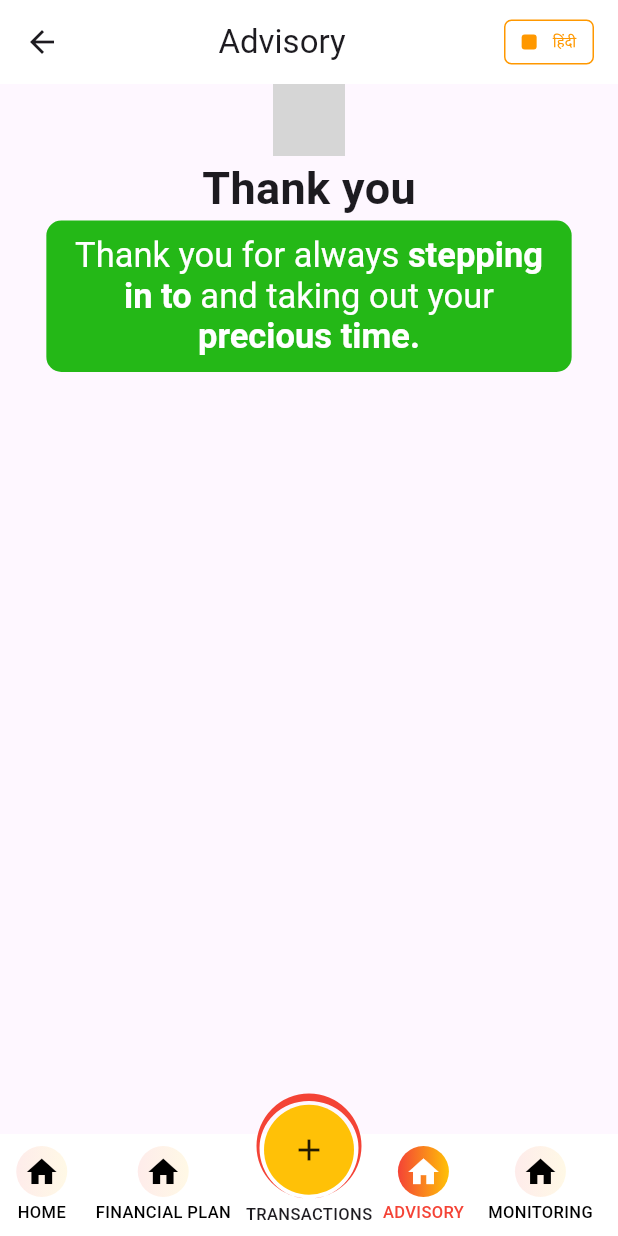
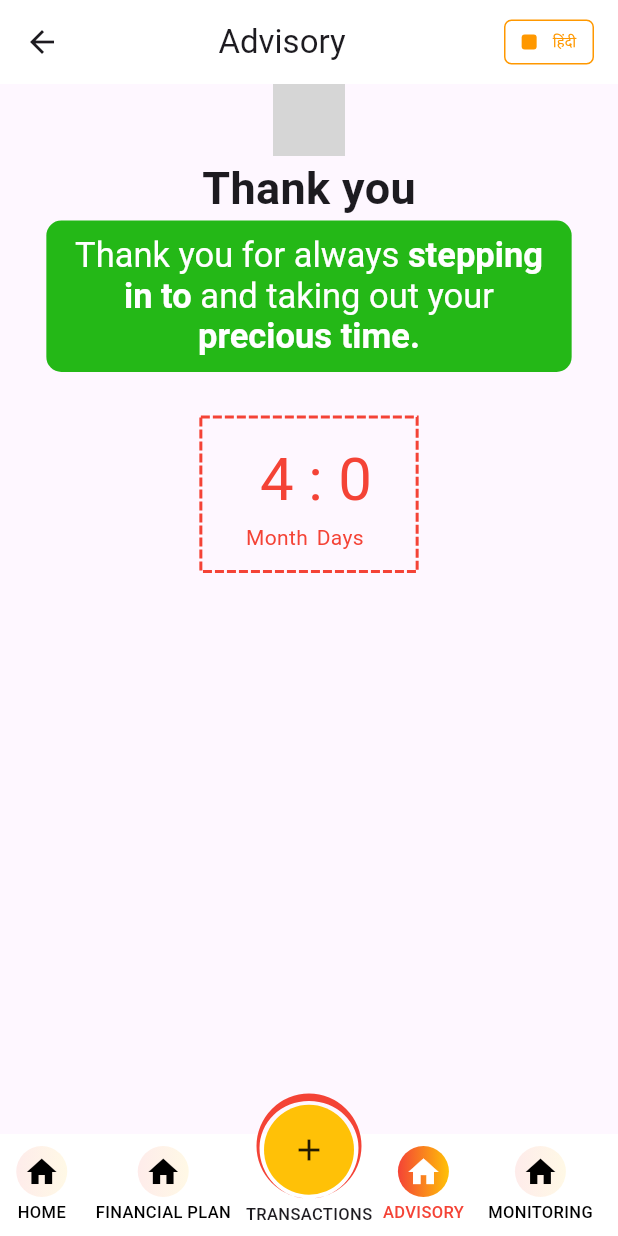
Before and after one commit to VISHNUPRABHAKARAN-7100/Badi-Bahen, a Flutter app: the screen it shows after launch, item 3 of the bottom bar chosen, on a phone screen of 412 x 824 dp. Run offline on Flutter 3.47's test engine with Material 3 defaults, Android fonts, the phone set to English and light mode, and no system bars; drawn by our look-alikes of dotted_border; our stand-ins replace flutter_svg, google_fonts; Roboto replaces fonts that are missing (Wallpoet); grey boxes are pictures that could not be loaded.

Commit message:
Timer added to the Advisory screen.

```diff
--- /dev/null
+++ b/lib/advisory/controller/advisory_controller.dart
@@ -0,0 +1,13 @@
+import 'package:flutter/foundation.dart';
+import '../model/advisory_model.dart';
+
+class AdvisoryController extends ChangeNotifier {
+  TimerData _timerData = TimerData(months: 04, days: 00);
+
+  TimerData get timerData => _timerData;
+
+  void updateTimer(int months, int days) {
+    _timerData = TimerData(months: months, days: days);
+    notifyListeners();
+  }
+}
--- /dev/null
+++ b/lib/advisory/model/advisory_model.dart
@@ -0,0 +1,9 @@
+class TimerData {
+  int months;
+  int days;
+
+  TimerData({
+    required this.months,
+    required this.days,
+  });
+}
--- a/lib/advisory/view/advisory.dart
+++ b/lib/advisory/view/advisory.dart
@@ -1,5 +1,9 @@
+import 'package:badi_bahen/advisory/controller/advisory_controller.dart';
 import 'package:flutter/material.dart';
 import 'package:flutter_svg/svg.dart';
+import 'package:google_fonts/google_fonts.dart';
+import 'package:provider/provider.dart';
+import 'package:dotted_border/dotted_border.dart';
 
 class Advisory extends StatelessWidget {
   const Advisory({super.key});
@@ -68,7 +72,69 @@ class Advisory extends StatelessWidget {
                       textAlign: TextAlign.center,
                     ),
                   ),
-                )
+                ),
+                Consumer<AdvisoryController>(
+                  builder: (context, snapShot, child) => Container(
+                    margin: const EdgeInsets.only(top: 30),
+                    width: deviceScreenSize.width * 0.35,
+                    height: deviceScreenSize.width * 0.25,
+                    child: DottedBorder(
+                      padding: const EdgeInsets.all(8),
+                      borderType: BorderType.Rect,
+                      radius: const Radius.circular(10),
+                      dashPattern: const [6, 2],
+                      strokeWidth: 2,
+                      color: Colors.red,
+                      child: Center(
+                        child: SizedBox(
+                          child: Row(
+                            mainAxisSize: MainAxisSize.min,
+                            children: [
+                              Column(
+                                mainAxisSize: MainAxisSize.min,
+                                crossAxisAlignment: CrossAxisAlignment.center,
+                                children: [
+                                  Text(
+                                    '${snapShot.timerData.months}',
+                                    style: GoogleFonts.wallpoet(
+                                      fontSize: 40,
+                                      color: Colors.red,
+                                    ),
+                                  ),
+                                  const Text(
+                                    'Month',
+                                    style: TextStyle(
+                                      color: Colors.red,
+                                    ),
+                                  )
+                                ],
+                              ),
+                              Column(
+                                mainAxisSize: MainAxisSize.min,
+                                crossAxisAlignment: CrossAxisAlignment.center,
+                                children: [
+                                  Text(
+                                    ': ${snapShot.timerData.days}',
+                                    style: GoogleFonts.wallpoet(
+                                      color: Colors.red,
+                                      fontSize: 40,
+                                    ),
+                                  ),
+                                  const Text(
+                                    'Days',
+                                    style: TextStyle(
+                                      color: Colors.red,
+                                    ),
+                                  )
+                                ],
+                              )
+                            ],
+                          ),
+                        ),
+                      ),
+                    ),
+                  ),
+                ),
               ],
             ),
           ),
--- a/lib/bottom_nav/view/bottom_nav_screen.dart
+++ b/lib/bottom_nav/view/bottom_nav_screen.dart
@@ -1,9 +1,10 @@
+import 'package:badi_bahen/financial_plan/view/financial_plan.dart';
+import 'package:badi_bahen/monitoring/view/monitoring.dart';
 import 'package:flutter/material.dart';
 import 'package:provider/provider.dart';
 import '../../advisory/view/advisory.dart';
 import '../../choose_profession/view/choose_profession.dart';
 import '../controller/bottom_nav_controller.dart';
-import '../screens/temp_screens.dart';
 
 class BottomNavScreen extends StatelessWidget {
   BottomNavScreen({super.key});
@@ -16,9 +17,9 @@ class BottomNavScreen extends StatelessWidget {
   // Page lists.
   final pages = [
     const ChooseProfession(),
-    const Page2(),
+    const FinancialPlan(),
     const Advisory(),
-    const Page3(),
+    const Monitoring(),
   ];
 
   @override
--- a/lib/main.dart
+++ b/lib/main.dart
@@ -4,6 +4,8 @@
 import 'package:flutter/material.dart';
 import 'package:flutter/services.dart';
 import 'package:provider/provider.dart';
+
+import 'advisory/controller/advisory_controller.dart';
 
 void main() {
   runApp(const MyApp());
@@ -25,6 +27,9 @@
       providers: [
         ChangeNotifierProvider(
           create: (context) => BottomNavScreenProvider(),
+        ),
+        ChangeNotifierProvider(
+          create: (context) => AdvisoryController(),
         )
       ],
       child: MaterialApp(
--- a/pubspec.yaml
+++ b/pubspec.yaml
@@ -37,6 +37,8 @@ dependencies:
   cupertino_icons: ^1.0.6
   provider: ^6.1.2
   flutter_svg: ^2.0.10+1
+  google_fonts: ^6.1.0
+  dotted_border: ^2.1.0
 
 dev_dependencies:
   flutter_test:
```
Also changed, not shown: lib/bottom_nav/screens/temp_screens.dart (deleted, +0 -73 lines), lib/financial_plan/view/financial_plan.dart (added, +12 -0 lines), lib/monitoring/view/monitoring.dart (added, +12 -0 lines), pubspec.lock, 1 other file.
